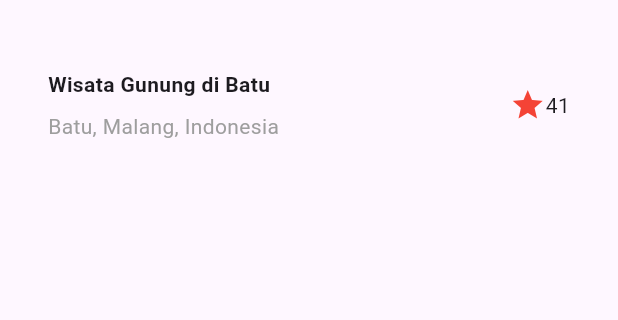
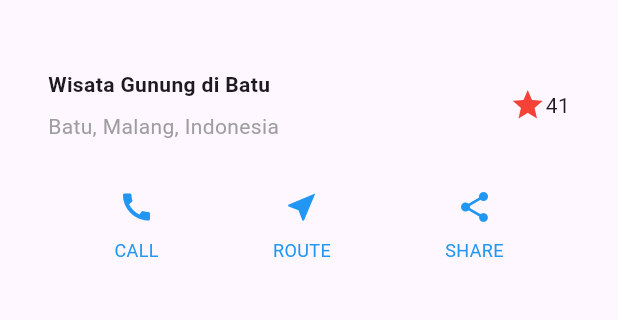
Before and after one commit to Danennndraaa/Pemrograman-Mobile-2025, a Flutter app: the screen it shows after launch, on a phone screen of 412 x 824 dp, the part 63-383 px from its top. Run offline on Flutter 3.47's test engine with Material 3 defaults, Android fonts, the phone set to English and light mode, and no system bars.

Commit message:
Praktikum 2: Implementasi button row

```diff
--- a/layout_flutter/lib/main.dart
+++ b/layout_flutter/lib/main.dart
@@ -7,6 +7,18 @@ class MyApp extends StatelessWidget {
 
   @override
   Widget build(BuildContext context) {
+
+    Color color = Colors.blue;
+
+    Widget buttonSection = Row(
+      mainAxisAlignment: MainAxisAlignment.spaceEvenly,
+      children: [
+        _buildButtonColumn(color, Icons.call, 'CALL'),
+        _buildButtonColumn(color, Icons.near_me, 'ROUTE'),
+        _buildButtonColumn(color, Icons.share, 'SHARE'),
+      ],
+    );
+
     return MaterialApp(
       title: 'Flutter layout: Danendra Adhipramana 244107023011',
       home: Scaffold(
@@ -15,7 +27,9 @@ class MyApp extends StatelessWidget {
         ),
         body: Column(
           children: [
-            titleSection, // ganti Hello World dengan variabel titleSection
+            titleSection,
+            buttonSection,
+            // ganti Hello World dengan variabel titleSection
           ],
         ),
       ),
@@ -60,3 +74,24 @@ Widget titleSection = Container(
     ],
   ),
 );
+
+Column _buildButtonColumn(Color color, IconData icon, String label) {
+  return Column(
+    mainAxisSize: MainAxisSize.min,
+    mainAxisAlignment: MainAxisAlignment.center,
+    children: [
+      Icon(icon, color: color),
+      Container(
+        margin: const EdgeInsets.only(top: 8),
+        child: Text(
+          label,
+          style: TextStyle(
+            fontSize: 12,
+            fontWeight: FontWeight.w400,
+            color: color,
+          ),
+        ),
+      ),
+    ],
+  );
+}
```
